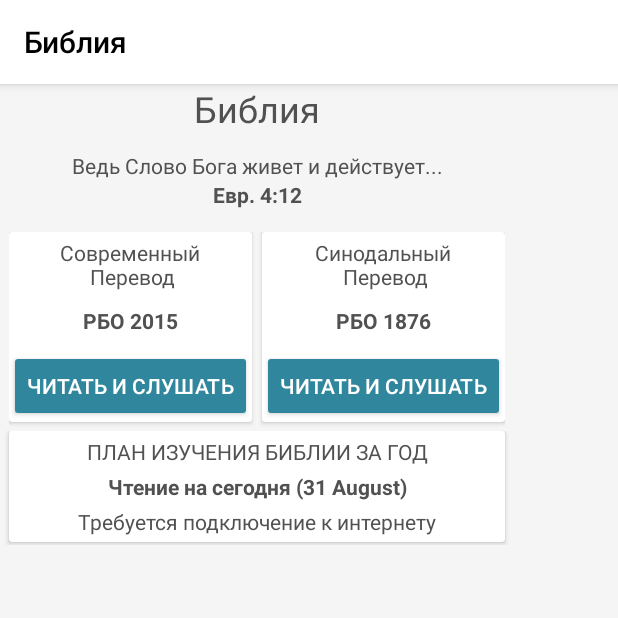
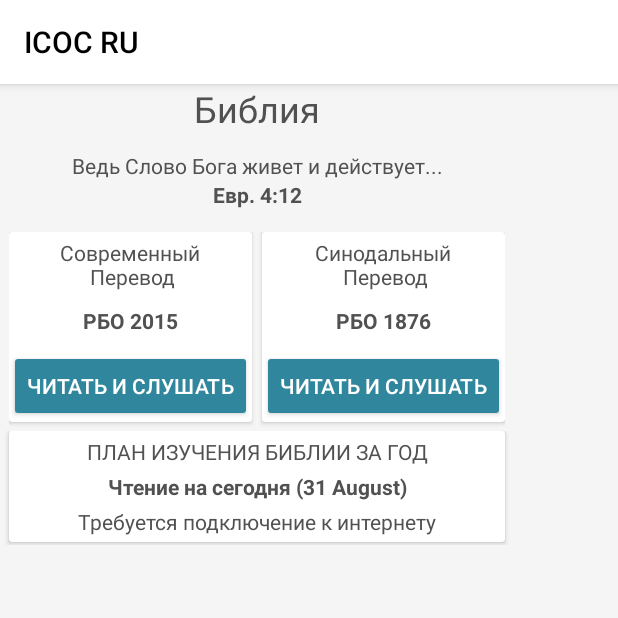
Before and after one commit to trifonenko/icocru, an Android app: the screen it shows after launch (MainActivity), item 2 of the bottom bar chosen, on a phone screen of 412 x 824 dp, the top half of it. Run offline under Robolectric (Android 15) with nearby library versions, the phone set to English and light mode, and no system bars.

Commit message:
Revert "toolbar"
This reverts commit af0088c

```diff
--- a/ChurchOfChrist/app/src/main/java/ru/app/churchofchrist/bible/BibleStartFragment.java
+++ b/ChurchOfChrist/app/src/main/java/ru/app/churchofchrist/bible/BibleStartFragment.java
@@ -1,13 +1,11 @@
 package ru.app.churchofchrist.bible;
 
 import android.annotation.SuppressLint;
-import android.content.Context;
 import android.content.Intent;
 import android.os.AsyncTask;
 import android.os.Bundle;
 import android.support.annotation.NonNull;
 import android.support.v4.app.Fragment;
-import android.support.v7.widget.Toolbar;
 import android.view.LayoutInflater;
 import android.view.View;
 import android.view.ViewGroup;
@@ -22,19 +20,11 @@ import java.io.IOException;
 import java.text.SimpleDateFormat;
 import java.util.Date;
 
-import ru.app.churchofchrist.MainActivity;
 import ru.app.churchofchrist.R;
 
 public class BibleStartFragment extends Fragment {
     private TextView textViewDate;
     private TextView textViewAdr;
-
-    @Override
-    public void onAttach(Context context) {
-        super.onAttach(context);
-        Toolbar toolbar = ((MainActivity) context).findViewById(R.id.toolbar);
-        toolbar.setTitle(R.string.bible);
-    }
 
     @SuppressLint({"SetTextI18n", "SimpleDateFormat"})
     @Override
```
